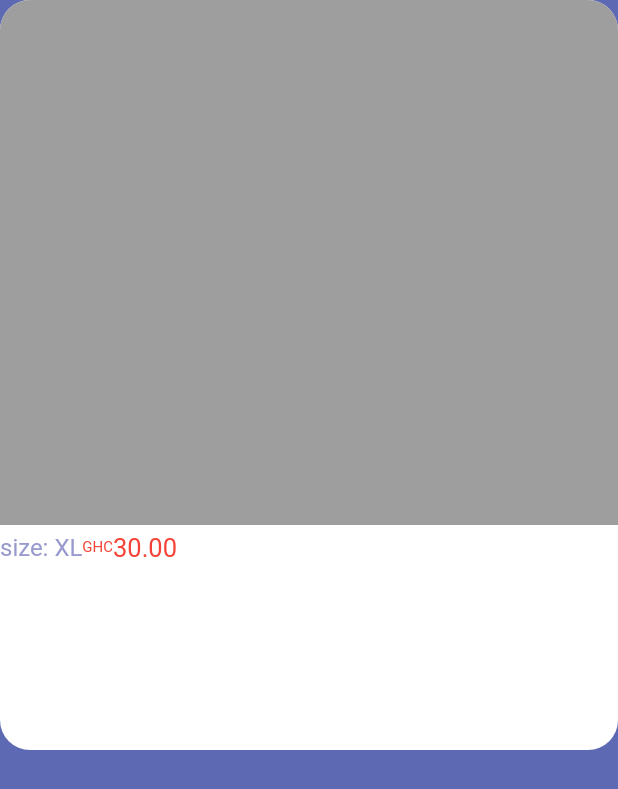
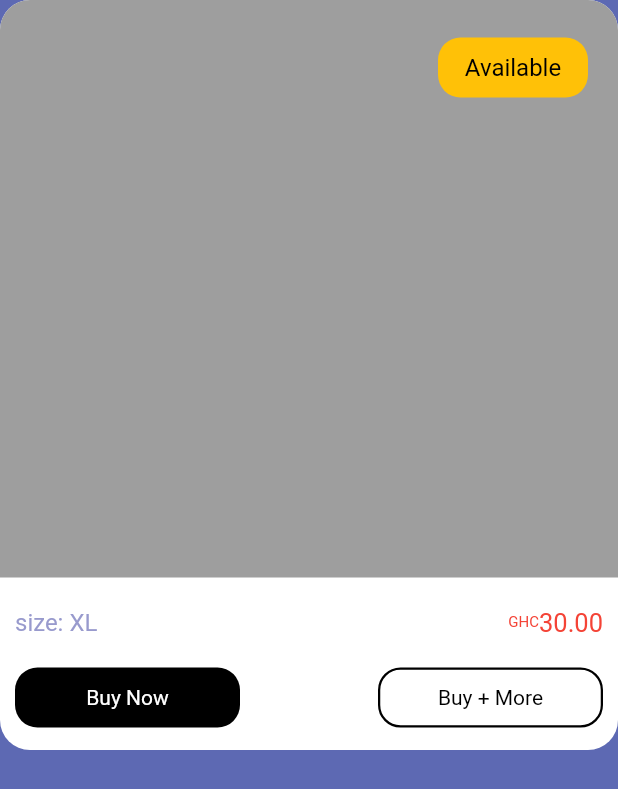
Before and after one commit to Genics85/fooseonline, a Flutter app: the screen it shows after launch, on a phone screen of 412 x 824 dp. Shown: the top 789 px of the screen. Run offline on Flutter 3.47's test engine with Material 2 defaults, Android fonts, the light colour scheme and no system bars.

Commit message:
Post skeleton done left with images

```diff
--- a/lib/assets/app_text.dart
+++ b/lib/assets/app_text.dart
@@ -14,7 +14,7 @@ class AppText extends StatelessWidget {
 
   @override
   Widget build(BuildContext context) {
-    return Text(text,style: TextStyle(
+    return Text(text,textAlign:TextAlign.center,style: TextStyle(
         color: color,
         decoration: TextDecoration.none,
         fontSize:size
--- a/lib/pages/landing_page.dart
+++ b/lib/pages/landing_page.dart
@@ -1,3 +1,4 @@
+import 'package:flutter/cupertino.dart';
 import 'package:flutter/material.dart';
 import 'package:fooseonline/assets/app_color.dart';
 import 'package:fooseonline/assets/app_text.dart';
@@ -33,15 +34,36 @@ class _LandingPageState extends State<LandingPage> {
                   ),
                   child: Column(
                     children: [
+                      Stack(
+
+                        children:[
                           Container(
-                        height: 350,
+                          height: 385,
                           decoration: const BoxDecoration(
                               borderRadius: BorderRadius.only(topLeft: Radius.circular(20), topRight: Radius.circular(20)),
                               color: Colors.grey
                           ),
                         ),
-                      SizedBox(height: 5,),
+                          Container(
+                            alignment: Alignment.center,
+                            margin: EdgeInsets.only(left: MediaQuery.of(context).size.width-120,top: 25),
+                            width: 100,
+                            height: 40,
+                            decoration: BoxDecoration(
+                              borderRadius: BorderRadius.circular(15),
+                              color: Colors.amber
+                            ),
+                            child: AppText(text: "Available",color: Colors.black,),
+                          )
+                        ]
+                      ),
+
+                      Container(
+                        padding: EdgeInsets.only(left: 10,right: 10,top: 20),
+                        child: Column(
+                          children: [
                             Row(
+                              mainAxisAlignment: MainAxisAlignment.spaceBetween,
                               children: [
                                 AppText(text: "size: XL"),
                                 Container(
@@ -49,12 +71,44 @@ class _LandingPageState extends State<LandingPage> {
                                     children: [
                                       AppText(text: "GHC",size: 10,color: Colors.red,),
                                       AppText(text: "30.00",size: 17,color: Colors.red,),
-
                                     ],
                                   ),
                                 )
 
                               ],
+                            ),
+                            SizedBox(height: 20,),
+                            Row(
+                              mainAxisAlignment: MainAxisAlignment.spaceBetween,
+                              children: [
+                                Container(
+                                  alignment: Alignment.center,
+                                  width: 150,
+                                  height: 40,
+                                  decoration: BoxDecoration(
+                                    borderRadius: BorderRadius.circular(15),
+                                    color: Colors.black,
+                                  ),
+                                  child: AppText(text: "Buy Now",color: Colors.white,size: 14,),
+                                ),
+                                Container(
+                                  alignment: Alignment.center,
+                                  width: 150,
+                                  height: 40,
+                                  decoration: BoxDecoration(
+                                    borderRadius: BorderRadius.circular(15),
+                                    color: Colors.white,
+                                    border: Border.all(
+                                      color: Colors.black,
+                                      width: 1.5
+                                    ),
+                                  ),
+                                  child: AppText(text: "Buy + More",color: Colors.black,size: 14,),
+                                )
+                              ],
+                            )
+                          ],
+                        ),
                       )
                     ],
                   ),
```
Lines whose indentation alone changed are shown as unchanged.
